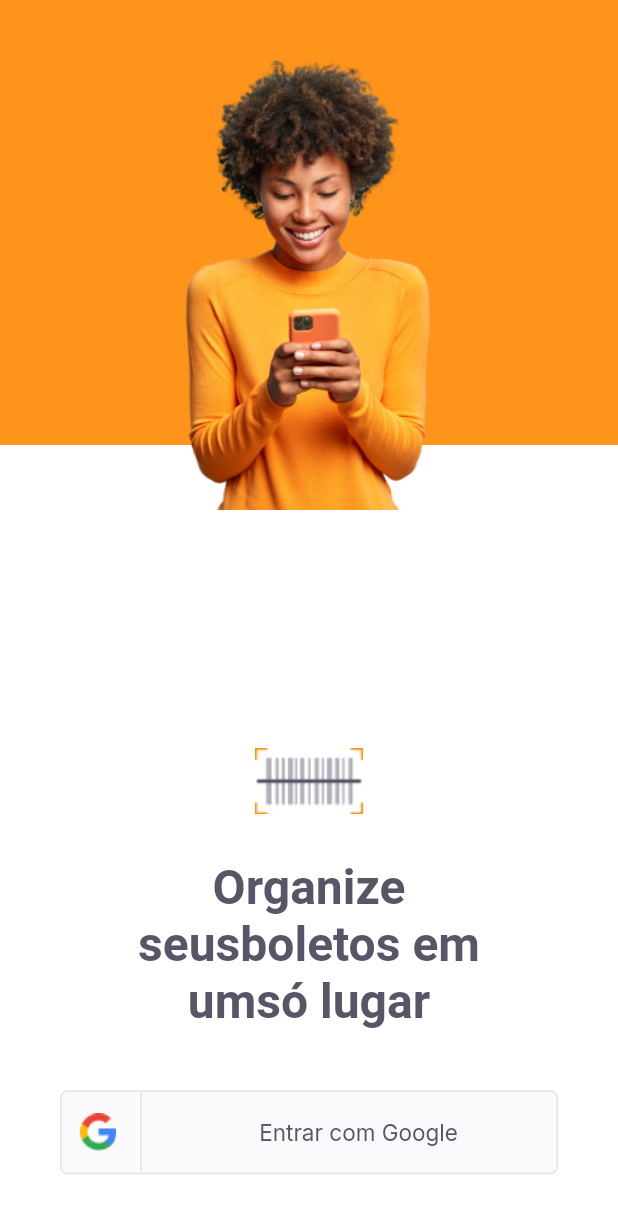
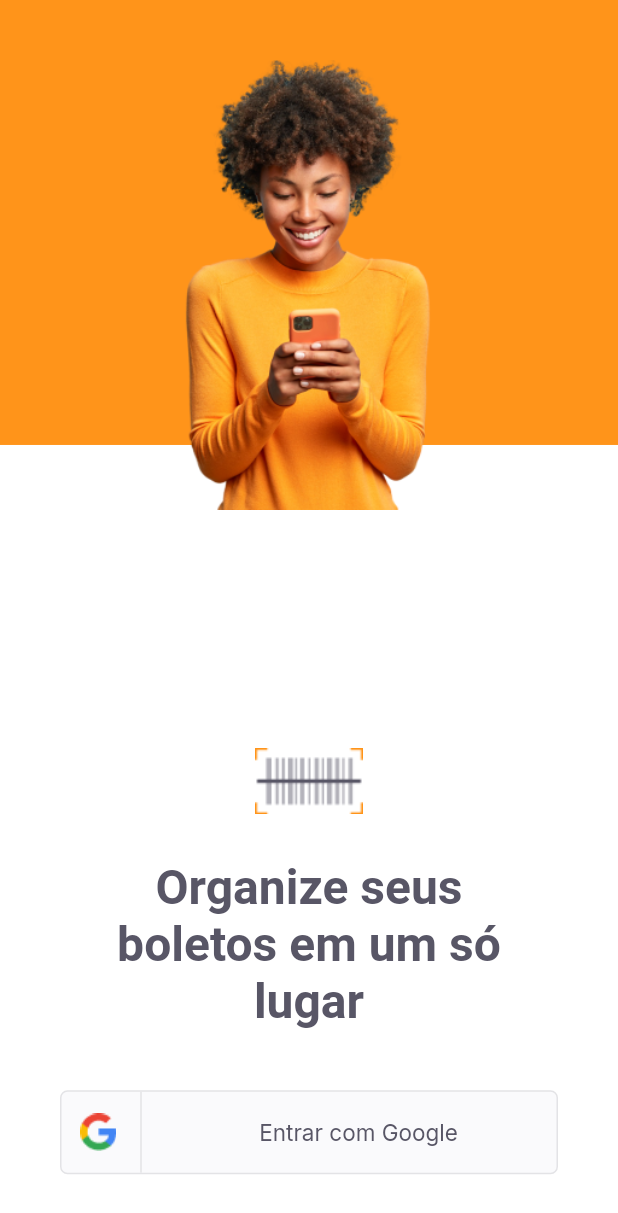
Before and after one commit to SergioSouz/RocketSeat-Nlw-6-Mission-Flutter, a Flutter app: the screen it shows after launch, on a phone screen of 412 x 824 dp. Shown: the top 1213 px of the screen. Run offline on Flutter 3.47's test engine with Material 2 defaults, Android fonts, the phone set to English and light mode, and no system bars; our stand-ins replace firebase_core, google_fonts, google_sign_in, shared_preferences; accounts and stored records are empty.

Commit message:
Concluindo o terceiro dia com sucesso

```diff
--- /dev/null
+++ b/lib/app_widget.dart
@@ -0,0 +1,22 @@
+import 'package:counter_app/modules/home/home_page.dart';
+import 'package:counter_app/modules/login/login_page.dart';
+import 'package:counter_app/modules/splash/splash_page.dart';
+import 'package:flutter/material.dart';
+
+import 'shared/themes/app_colors.dart';
+
+class AppWidget extends StatelessWidget {
+  @override
+  Widget build(BuildContext context) {
+    return MaterialApp(
+      title: 'Pay Flow',
+      theme: ThemeData(primaryColor: AppColors.primary),
+      initialRoute: "/splash",
+      routes: {
+        "/splash": (context) => SplacePage(),
+        "/home": (context) => HomePage(),
+        "/login": (context) => LoginPage(),
+      },
+    );
+  }
+}
--- a/lib/main.dart
+++ b/lib/main.dart
@@ -1,22 +1,44 @@
 // ignore_for_file: prefer_const_constructors
-
-import 'package:counter_app/modules/home/home_page.dart';
-import 'package:counter_app/modules/login/login_page.dart';
-import 'package:counter_app/modules/splash/splash_page.dart';
-import 'package:counter_app/shared/themes/app_colors.dart';
+import 'package:counter_app/app_widget.dart';
 import 'package:flutter/material.dart';
+import 'package:firebase_core/firebase_core.dart';
 
 void main() {
-  runApp(AppWidget());
+  runApp(AppFirebase());
 }
 
-class AppWidget extends StatelessWidget {
+class AppFirebase extends StatefulWidget {
+  @override
+  State<AppFirebase> createState() => _AppFirebaseState();
+}
+
+class _AppFirebaseState extends State<AppFirebase> {
+  final Future<FirebaseApp> _initialization = Firebase.initializeApp();
+
   @override
   Widget build(BuildContext context) {
-    return MaterialApp(
-      title: 'Pay Flow',
-      theme: ThemeData(primaryColor: AppColors.primary),
-      home: LoginPage(),
+    return FutureBuilder(
+      future: _initialization,
+      builder: (context, snapshot) {
+        if (snapshot.hasError) {
+          return Material(
+            child: Center(
+              child: Text(
+                "Não foi possivel inicializar o Firebase",
+                textDirection: TextDirection.ltr,
+              ),
+            ),
+          );
+        } else if (snapshot.connectionState == ConnectionState.done) {
+          return AppWidget();
+        } else {
+          return Material(
+            child: Center(
+              child: CircularProgressIndicator(),
+            ),
+          );
+        }
+      },
     );
   }
 }
--- a/lib/modules/login/login_page.dart
+++ b/lib/modules/login/login_page.dart
@@ -1,3 +1,4 @@
+import 'package:counter_app/modules/login/login_controller.dart';
 import 'package:counter_app/shared/themes/app_colors.dart';
 import 'package:counter_app/shared/themes/app_images.dart';
 import 'package:counter_app/shared/themes/app_text_styles.dart';
@@ -12,6 +13,7 @@ class LoginPage extends StatefulWidget {
 }
 
 class _LoginPageState extends State<LoginPage> {
+  final controller = LoginController();
   @override
   Widget build(BuildContext context) {
     final size = MediaQuery.of(context).size;
@@ -50,7 +52,7 @@ class _LoginPageState extends State<LoginPage> {
                     padding:
                         const EdgeInsets.only(top: 30, left: 70, right: 70),
                     child: Text(
-                      "Organize seusboletos em umsó lugar",
+                      "Organize seus boletos em um só lugar",
                       textAlign: TextAlign.center,
                       style: TextStyles.titleHome,
                     ),
@@ -60,7 +62,7 @@ class _LoginPageState extends State<LoginPage> {
                     padding:
                         const EdgeInsets.only(left: 40, right: 40, top: 40),
                     child: SocialLoginButton(onTap: () {
-                      print("clicou");
+                      controller.googleSignIn(context);
                     }),
                   )
                 ],
--- a/lib/modules/splash/splash_page.dart
+++ b/lib/modules/splash/splash_page.dart
@@ -1,3 +1,4 @@
+import 'package:counter_app/shared/auth/authController.dart';
 import 'package:counter_app/shared/themes/app_colors.dart';
 import 'package:counter_app/shared/themes/app_images.dart';
 import 'package:flutter/material.dart';
@@ -7,6 +8,8 @@ class SplacePage extends StatelessWidget {
 
   @override
   Widget build(BuildContext context) {
+    final authController = AuthController();
+    authController.currentUser(context);
     return Scaffold(
       backgroundColor: AppColors.background,
       body: Stack(
--- /dev/null
+++ b/lib/shared/models/user_model.dart
@@ -0,0 +1,22 @@
+import 'dart:convert';
+
+class UserModel {
+  final String name;
+  final String? photoURL;
+
+  UserModel({required this.name, this.photoURL});
+
+  factory UserModel.fromMap(Map<String, dynamic> map) {
+    return UserModel(name: map['name'], photoURL: map['photoURL']);
+  }
+
+  factory UserModel.fromJson(String json) =>
+      UserModel.fromMap(jsonDecode(json));
+
+  Map<String, dynamic> toMap() => {
+        "name": name,
+        "photoURL": photoURL,
+      };
+
+  String toJson() => jsonEncode(toMap());
+}
--- a/lib/shared/themes/app_colors.dart
+++ b/lib/shared/themes/app_colors.dart
@@ -2,6 +2,7 @@ import 'package:flutter/material.dart';
 
 class AppColors {
   static final primary = Color(0xFFFF941A);
+  static final secondary = Color(0xFF585666);
   static final grey = Color(0xFF585666);
   static final delete = Color(0xFFE83F5B);
   static final heading = Color(0xFF585666);
@@ -9,4 +10,5 @@ class AppColors {
   static final stroke = Color(0xFFE3E3E6);
   static final shape = Color(0xFFFAFAFC);
   static final background = Color(0xFFFFFFFF);
+  static final input = Color(0xFFB1B0B8);
 }
--- a/lib/shared/themes/app_text_styles.dart
+++ b/lib/shared/themes/app_text_styles.dart
@@ -11,7 +11,7 @@ class TextStyles {
   static final titleRegular = GoogleFonts.lexendDeca(
     fontSize: 20,
     fontWeight: FontWeight.w400,
-    color: AppColors.heading,
+    color: AppColors.background,
   );
   static final titleBoldHeading = GoogleFonts.lexendDeca(
     fontSize: 20,
@@ -78,32 +78,37 @@ class TextStyles {
     fontWeight: FontWeight.w700,
     color: AppColors.background,
   );
-  static final captionBackground = GoogleFonts.lexendDeca(
+  static final input = GoogleFonts.inter(
+    fontSize: 15,
+    fontWeight: FontWeight.w400,
+    color: AppColors.input,
+  );
+  static final captionBackground = GoogleFonts.inter(
     fontSize: 13,
     fontWeight: FontWeight.w400,
     color: AppColors.background,
   );
-  static final captionShape = GoogleFonts.lexendDeca(
+  static final captionShape = GoogleFonts.inter(
     fontSize: 13,
     fontWeight: FontWeight.w400,
     color: AppColors.shape,
   );
-  static final captionBody = GoogleFonts.lexendDeca(
+  static final captionBody = GoogleFonts.inter(
     fontSize: 13,
     fontWeight: FontWeight.w400,
     color: AppColors.body,
   );
-  static final captionBoldBackground = GoogleFonts.lexendDeca(
+  static final captionBoldBackground = GoogleFonts.inter(
     fontSize: 13,
     fontWeight: FontWeight.w600,
     color: AppColors.background,
   );
-  static final captionBoldShape = GoogleFonts.lexendDeca(
+  static final captionBoldShape = GoogleFonts.inter(
     fontSize: 13,
     fontWeight: FontWeight.w600,
     color: AppColors.shape,
   );
-  static final captionBoldBody = GoogleFonts.lexendDeca(
+  static final captionBoldBody = GoogleFonts.inter(
     fontSize: 13,
     fontWeight: FontWeight.w600,
     color: AppColors.body,
--- a/pubspec.yaml
+++ b/pubspec.yaml
@@ -35,6 +35,10 @@ dependencies:
   # Use with the CupertinoIcons class for iOS style icons.
   cupertino_icons: ^1.0.2
   google_fonts: ^2.1.0
+  firebase_core: ^1.17.0
+  google_sign_in: ^5.0.4
+  google_sign_in_web: ^0.10.0
+  shared_preferences: ^2.0.6
 
 dev_dependencies:
   flutter_test:
```
Also changed, not shown: lib/modules/home/home_controller.dart (added, +7 -0 lines), lib/modules/home/home_page.dart (+92 -3 lines), lib/modules/login/login_controller.dart (added, +24 -0 lines), lib/shared/auth/authController.dart (added, +37 -0 lines), pubspec.lock, 3 other files.
